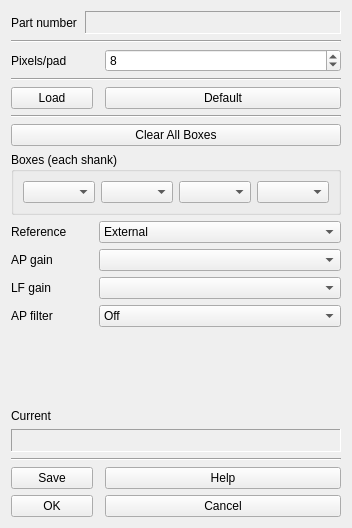
Qt form Forms/ShankEditTab.ui (billkarsh/SpikeGLX) before a commit.
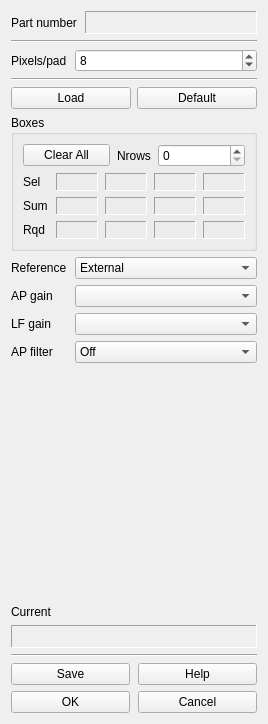
The same form after that commit.

What changed in the file:
```diff
--- a/Forms/ShankEditTab.ui
+++ b/Forms/ShankEditTab.ui
@@ -6,18 +6,112 @@
    <rect>
     <x>0</x>
     <y>0</y>
-    <width>222</width>
-    <height>528</height>
+    <width>268</width>
+    <height>724</height>
    </rect>
   </property>
+  <property name="sizePolicy">
+   <sizepolicy hsizetype="MinimumExpanding" vsizetype="Preferred">
+    <horstretch>0</horstretch>
+    <verstretch>0</verstretch>
+   </sizepolicy>
+  </property>
   <property name="windowTitle">
    <string>Form</string>
   </property>
-  <layout class="QGridLayout" name="gridLayout">
-   <item row="1" column="0" colspan="4">
+  <layout class="QGridLayout" name="gridLayout_4">
+   <item row="0" column="0">
+    <layout class="QHBoxLayout" name="horizontalLayout">
+     <property name="spacing">
+      <number>8</number>
+     </property>
+     <item>
+      <widget class="QLabel" name="prbHdr">
+       <property name="sizePolicy">
+        <sizepolicy hsizetype="Preferred" vsizetype="Preferred">
+         <horstretch>0</horstretch>
+         <verstretch>0</verstretch>
+        </sizepolicy>
+       </property>
+       <property name="text">
+        <string>Part number</string>
+       </property>
+      </widget>
+     </item>
+     <item>
+      <widget class="QLabel" name="prbLbl">
+       <property name="enabled">
+        <bool>true</bool>
+       </property>
+       <property name="sizePolicy">
+        <sizepolicy hsizetype="MinimumExpanding" vsizetype="Fixed">
+         <horstretch>1</horstretch>
+         <verstretch>0</verstretch>
+        </sizepolicy>
+       </property>
+       <property name="minimumSize">
+        <size>
+         <width>0</width>
+         <height>23</height>
+        </size>
+       </property>
+       <property name="palette">
+        <palette>
+         <active>
+          <colorrole role="WindowText">
+           <brush brushstyle="SolidPattern">
+            <color alpha="255">
+             <red>71</red>
+             <green>3</green>
+             <blue>34</blue>
+            </color>
+           </brush>
+          </colorrole>
+         </active>
+         <inactive>
+          <colorrole role="WindowText">
+           <brush brushstyle="SolidPattern">
+            <color alpha="255">
+             <red>71</red>
+             <green>3</green>
+             <blue>34</blue>
+            </color>
+           </brush>
+          </colorrole>
+         </inactive>
+         <disabled>
+          <colorrole role="WindowText">
+           <brush brushstyle="SolidPattern">
+            <color alpha="255">
+             <red>106</red>
+             <green>104</green>
+             <blue>100</blue>
+            </color>
+           </brush>
+          </colorrole>
+         </disabled>
+        </palette>
+       </property>
+       <property name="frameShape">
+        <enum>QFrame::Panel</enum>
+       </property>
+       <property name="frameShadow">
+        <enum>QFrame::Sunken</enum>
+       </property>
+       <property name="lineWidth">
+        <number>1</number>
+       </property>
+       <property name="text">
+        <string/>
+       </property>
+      </widget>
+     </item>
+    </layout>
+   </item>
+   <item row="1" column="0">
     <widget class="Line" name="line_3">
      <property name="sizePolicy">
-      <sizepolicy hsizetype="MinimumExpanding" vsizetype="Fixed">
+      <sizepolicy hsizetype="Expanding" vsizetype="Fixed">
        <horstretch>0</horstretch>
        <verstretch>0</verstretch>
       </sizepolicy>
@@ -34,16 +128,21 @@
     </widget>
    </item>
    <item row="2" column="0">
+    <layout class="QHBoxLayout" name="horizontalLayout_2">
+     <property name="spacing">
+      <number>8</number>
+     </property>
+     <item>
     <widget class="QLabel" name="label_6">
      <property name="text">
       <string>Pixels/pad</string>
      </property>
     </widget>
    </item>
-   <item row="2" column="3">
+     <item>
     <widget class="QSpinBox" name="ypixSB">
      <property name="sizePolicy">
-      <sizepolicy hsizetype="Expanding" vsizetype="Fixed">
+        <sizepolicy hsizetype="MinimumExpanding" vsizetype="Fixed">
        <horstretch>0</horstretch>
        <verstretch>0</verstretch>
       </sizepolicy>
@@ -65,10 +164,12 @@
      </property>
     </widget>
    </item>
-   <item row="3" column="0" colspan="4">
+    </layout>
+   </item>
+   <item row="3" column="0">
     <widget class="Line" name="line_4">
      <property name="sizePolicy">
-      <sizepolicy hsizetype="MinimumExpanding" vsizetype="Fixed">
+      <sizepolicy hsizetype="Expanding" vsizetype="Fixed">
        <horstretch>0</horstretch>
        <verstretch>0</verstretch>
       </sizepolicy>
@@ -84,10 +185,12 @@
      </property>
     </widget>
    </item>
-   <item row="4" column="0" colspan="2">
+   <item row="4" column="0">
+    <layout class="QHBoxLayout" name="horizontalLayout_3">
+     <item>
     <widget class="QPushButton" name="loadBut">
      <property name="sizePolicy">
-      <sizepolicy hsizetype="Preferred" vsizetype="Fixed">
+        <sizepolicy hsizetype="Expanding" vsizetype="Fixed">
        <horstretch>0</horstretch>
        <verstretch>0</verstretch>
       </sizepolicy>
@@ -100,10 +203,10 @@
      </property>
     </widget>
    </item>
-   <item row="4" column="3">
+     <item>
     <widget class="QPushButton" name="defBut">
      <property name="sizePolicy">
-      <sizepolicy hsizetype="Preferred" vsizetype="Fixed">
+        <sizepolicy hsizetype="Expanding" vsizetype="Fixed">
        <horstretch>0</horstretch>
        <verstretch>0</verstretch>
       </sizepolicy>
@@ -116,141 +219,423 @@
      </property>
     </widget>
    </item>
-   <item row="5" column="0" colspan="4">
-    <widget class="Line" name="line">
+    </layout>
+   </item>
+   <item row="5" column="0">
+    <widget class="QGroupBox" name="groupBox">
      <property name="sizePolicy">
-      <sizepolicy hsizetype="MinimumExpanding" vsizetype="Fixed">
+      <sizepolicy hsizetype="MinimumExpanding" vsizetype="Preferred">
        <horstretch>0</horstretch>
        <verstretch>0</verstretch>
       </sizepolicy>
      </property>
-     <property name="minimumSize">
-      <size>
-       <width>20</width>
-       <height>0</height>
-      </size>
-     </property>
-     <property name="orientation">
-      <enum>Qt::Horizontal</enum>
-     </property>
-    </widget>
-   </item>
-   <item row="7" column="0" colspan="4">
-    <widget class="QGroupBox" name="bxGB">
      <property name="title">
-      <string>Boxes (each shank)</string>
+      <string>Boxes</string>
      </property>
-     <layout class="QHBoxLayout" name="horizontalLayout_2">
-      <item>
-       <widget class="QComboBox" name="bx0CB">
-        <property name="sizePolicy">
-         <sizepolicy hsizetype="Expanding" vsizetype="Fixed">
-          <horstretch>0</horstretch>
-          <verstretch>0</verstretch>
-         </sizepolicy>
-        </property>
+     <layout class="QGridLayout" name="gridLayout">
+      <property name="horizontalSpacing">
+       <number>7</number>
+      </property>
+      <item row="1" column="3">
+       <widget class="QLabel" name="sel2">
+        <property name="minimumSize">
+         <size>
+          <width>42</width>
+          <height>18</height>
+         </size>
+        </property>
+        <property name="frameShape">
+         <enum>QFrame::Panel</enum>
+        </property>
+        <property name="frameShadow">
+         <enum>QFrame::Sunken</enum>
+        </property>
+        <property name="lineWidth">
+         <number>1</number>
+        </property>
+        <property name="text">
+         <string/>
+        </property>
        </widget>
       </item>
-      <item>
-       <widget class="QComboBox" name="bx1CB">
-        <property name="sizePolicy">
-         <sizepolicy hsizetype="Expanding" vsizetype="Fixed">
-          <horstretch>0</horstretch>
-          <verstretch>0</verstretch>
-         </sizepolicy>
+      <item row="2" column="0">
+       <widget class="QLabel" name="label_8">
+        <property name="text">
+         <string>Sum</string>
         </property>
        </widget>
       </item>
-      <item>
-       <widget class="QComboBox" name="bx2CB">
-        <property name="sizePolicy">
-         <sizepolicy hsizetype="Expanding" vsizetype="Fixed">
-          <horstretch>0</horstretch>
-          <verstretch>0</verstretch>
-         </sizepolicy>
+      <item row="1" column="1">
+       <widget class="QLabel" name="sel0">
+        <property name="minimumSize">
+         <size>
+          <width>42</width>
+          <height>18</height>
+         </size>
         </property>
+        <property name="frameShape">
+         <enum>QFrame::Panel</enum>
+        </property>
+        <property name="frameShadow">
+         <enum>QFrame::Sunken</enum>
+        </property>
+        <property name="lineWidth">
+         <number>1</number>
+        </property>
+        <property name="text">
+         <string/>
+        </property>
        </widget>
       </item>
-      <item>
-       <widget class="QComboBox" name="bx3CB">
-        <property name="sizePolicy">
-         <sizepolicy hsizetype="Expanding" vsizetype="Fixed">
-          <horstretch>0</horstretch>
-          <verstretch>0</verstretch>
-         </sizepolicy>
+      <item row="1" column="0">
+       <widget class="QLabel" name="label_7">
+        <property name="text">
+         <string>Sel</string>
         </property>
        </widget>
       </item>
-     </layout>
-    </widget>
-   </item>
-   <item row="8" column="0">
-    <widget class="QLabel" name="label_3">
+      <item row="3" column="0">
+       <widget class="QLabel" name="label_9">
+        <property name="text">
+         <string>Rqd</string>
+        </property>
+       </widget>
+      </item>
+      <item row="1" column="2">
+       <widget class="QLabel" name="sel1">
+        <property name="minimumSize">
+         <size>
+          <width>42</width>
+          <height>18</height>
+         </size>
+        </property>
+        <property name="frameShape">
+         <enum>QFrame::Panel</enum>
+        </property>
+        <property name="frameShadow">
+         <enum>QFrame::Sunken</enum>
+        </property>
+        <property name="lineWidth">
+         <number>1</number>
+        </property>
      <property name="text">
-      <string>Reference</string>
+         <string/>
      </property>
     </widget>
    </item>
-   <item row="8" column="2" colspan="2">
-    <widget class="QComboBox" name="rfCB">
+      <item row="1" column="4">
+       <widget class="QLabel" name="sel3">
+        <property name="minimumSize">
+         <size>
+          <width>42</width>
+          <height>18</height>
+         </size>
+        </property>
+        <property name="frameShape">
+         <enum>QFrame::Panel</enum>
+        </property>
+        <property name="frameShadow">
+         <enum>QFrame::Sunken</enum>
+        </property>
+        <property name="lineWidth">
+         <number>1</number>
+        </property>
+        <property name="text">
+         <string/>
+        </property>
+       </widget>
+      </item>
+      <item row="2" column="1">
+       <widget class="QLabel" name="sum0">
+        <property name="minimumSize">
+         <size>
+          <width>42</width>
+          <height>18</height>
+         </size>
+        </property>
+        <property name="frameShape">
+         <enum>QFrame::Panel</enum>
+        </property>
+        <property name="frameShadow">
+         <enum>QFrame::Sunken</enum>
+        </property>
+        <property name="lineWidth">
+         <number>1</number>
+        </property>
+        <property name="text">
+         <string/>
+        </property>
+       </widget>
+      </item>
+      <item row="2" column="2">
+       <widget class="QLabel" name="sum1">
+        <property name="minimumSize">
+         <size>
+          <width>42</width>
+          <height>18</height>
+         </size>
+        </property>
+        <property name="frameShape">
+         <enum>QFrame::Panel</enum>
+        </property>
+        <property name="frameShadow">
+         <enum>QFrame::Sunken</enum>
+        </property>
+        <property name="lineWidth">
+         <number>1</number>
+        </property>
+        <property name="text">
+         <string/>
+        </property>
+       </widget>
+      </item>
+      <item row="2" column="3">
+       <widget class="QLabel" name="sum2">
+        <property name="minimumSize">
+         <size>
+          <width>42</width>
+          <height>18</height>
+         </size>
+        </property>
+        <property name="frameShape">
+         <enum>QFrame::Panel</enum>
+        </property>
+        <property name="frameShadow">
+         <enum>QFrame::Sunken</enum>
+        </property>
+        <property name="lineWidth">
+         <number>1</number>
+        </property>
+        <property name="text">
+         <string/>
+        </property>
+       </widget>
+      </item>
+      <item row="2" column="4">
+       <widget class="QLabel" name="sum3">
+        <property name="minimumSize">
+         <size>
+          <width>42</width>
+          <height>18</height>
+         </size>
+        </property>
+        <property name="frameShape">
+         <enum>QFrame::Panel</enum>
+        </property>
+        <property name="frameShadow">
+         <enum>QFrame::Sunken</enum>
+        </property>
+        <property name="lineWidth">
+         <number>1</number>
+        </property>
+        <property name="text">
+         <string/>
+        </property>
+       </widget>
+      </item>
+      <item row="3" column="1">
+       <widget class="QLabel" name="rqd0">
+        <property name="minimumSize">
+         <size>
+          <width>42</width>
+          <height>18</height>
+         </size>
+        </property>
+        <property name="frameShape">
+         <enum>QFrame::Panel</enum>
+        </property>
+        <property name="frameShadow">
+         <enum>QFrame::Sunken</enum>
+        </property>
+        <property name="lineWidth">
+         <number>1</number>
+        </property>
+        <property name="text">
+         <string/>
+        </property>
+       </widget>
+      </item>
+      <item row="3" column="2">
+       <widget class="QLabel" name="rqd1">
+        <property name="minimumSize">
+         <size>
+          <width>42</width>
+          <height>18</height>
+         </size>
+        </property>
+        <property name="frameShape">
+         <enum>QFrame::Panel</enum>
+        </property>
+        <property name="frameShadow">
+         <enum>QFrame::Sunken</enum>
+        </property>
+        <property name="lineWidth">
+         <number>1</number>
+        </property>
+        <property name="text">
+         <string/>
+        </property>
+       </widget>
+      </item>
+      <item row="3" column="3">
+       <widget class="QLabel" name="rqd2">
+        <property name="minimumSize">
+         <size>
+          <width>42</width>
+          <height>18</height>
+         </size>
+        </property>
+        <property name="frameShape">
+         <enum>QFrame::Panel</enum>
+        </property>
+        <property name="frameShadow">
+         <enum>QFrame::Sunken</enum>
+        </property>
+        <property name="lineWidth">
+         <number>1</number>
+        </property>
+        <property name="text">
+         <string/>
+        </property>
+       </widget>
+      </item>
+      <item row="3" column="4">
+       <widget class="QLabel" name="rqd3">
+        <property name="minimumSize">
+         <size>
+          <width>42</width>
+          <height>18</height>
+         </size>
+        </property>
+        <property name="frameShape">
+         <enum>QFrame::Panel</enum>
+        </property>
+        <property name="frameShadow">
+         <enum>QFrame::Sunken</enum>
+        </property>
+        <property name="lineWidth">
+         <number>1</number>
+        </property>
+        <property name="text">
+         <string/>
+        </property>
+       </widget>
+      </item>
+      <item row="0" column="0" colspan="5">
+       <layout class="QHBoxLayout" name="horizontalLayout_4">
+        <property name="spacing">
+         <number>7</number>
+        </property>
+        <item>
+         <widget class="QPushButton" name="clearBut">
      <property name="sizePolicy">
       <sizepolicy hsizetype="Expanding" vsizetype="Fixed">
        <horstretch>0</horstretch>
        <verstretch>0</verstretch>
       </sizepolicy>
      </property>
+          <property name="toolTip">
+           <string>Clear boxes</string>
+          </property>
+          <property name="text">
+           <string>Clear All</string>
+          </property>
+         </widget>
+        </item>
      <item>
+         <widget class="QLabel" name="label_2">
       <property name="text">
-       <string>External</string>
-      </property>
-     </item>
-    </widget>
-   </item>
-   <item row="9" column="0">
+           <string>Nrows</string>
+          </property>
+         </widget>
+        </item>
+        <item>
+         <widget class="QSpinBox" name="rowsSB">
+          <property name="sizePolicy">
+           <sizepolicy hsizetype="MinimumExpanding" vsizetype="Fixed">
+            <horstretch>0</horstretch>
+            <verstretch>0</verstretch>
+           </sizepolicy>
+          </property>
+         </widget>
+        </item>
+       </layout>
+      </item>
+     </layout>
+    </widget>
+   </item>
+   <item row="6" column="0">
+    <layout class="QGridLayout" name="gridLayout_3">
+     <property name="horizontalSpacing">
+      <number>8</number>
+     </property>
+     <item row="1" column="0">
     <widget class="QLabel" name="label">
      <property name="text">
       <string>AP gain</string>
      </property>
     </widget>
    </item>
-   <item row="9" column="2" colspan="2">
-    <widget class="QComboBox" name="apCB">
+     <item row="0" column="1">
+      <widget class="QComboBox" name="rfCB">
      <property name="sizePolicy">
-      <sizepolicy hsizetype="Expanding" vsizetype="Fixed">
+        <sizepolicy hsizetype="MinimumExpanding" vsizetype="Fixed">
        <horstretch>0</horstretch>
        <verstretch>0</verstretch>
       </sizepolicy>
      </property>
-    </widget>
-   </item>
-   <item row="10" column="0">
+       <item>
+        <property name="text">
+         <string>External</string>
+        </property>
+       </item>
+      </widget>
+     </item>
+     <item row="2" column="0">
     <widget class="QLabel" name="label_4">
      <property name="text">
       <string>LF gain</string>
      </property>
     </widget>
    </item>
-   <item row="10" column="2" colspan="2">
+     <item row="1" column="1">
+      <widget class="QComboBox" name="apCB">
+       <property name="sizePolicy">
+        <sizepolicy hsizetype="MinimumExpanding" vsizetype="Fixed">
+         <horstretch>0</horstretch>
+         <verstretch>0</verstretch>
+        </sizepolicy>
+       </property>
+      </widget>
+     </item>
+     <item row="2" column="1">
     <widget class="QComboBox" name="lfCB">
      <property name="sizePolicy">
-      <sizepolicy hsizetype="Expanding" vsizetype="Fixed">
+        <sizepolicy hsizetype="MinimumExpanding" vsizetype="Fixed">
        <horstretch>0</horstretch>
        <verstretch>0</verstretch>
       </sizepolicy>
      </property>
     </widget>
    </item>
-   <item row="11" column="0">
+     <item row="0" column="0">
+      <widget class="QLabel" name="label_3">
+       <property name="text">
+        <string>Reference</string>
+       </property>
+      </widget>
+     </item>
+     <item row="3" column="0">
     <widget class="QLabel" name="label_5">
      <property name="text">
       <string>AP filter</string>
      </property>
     </widget>
    </item>
-   <item row="11" column="2" colspan="2">
+     <item row="3" column="1">
     <widget class="QComboBox" name="hpCB">
      <property name="sizePolicy">
-      <sizepolicy hsizetype="Expanding" vsizetype="Fixed">
+        <sizepolicy hsizetype="MinimumExpanding" vsizetype="Fixed">
        <horstretch>0</horstretch>
        <verstretch>0</verstretch>
       </sizepolicy>
@@ -267,7 +652,9 @@
      </item>
     </widget>
    </item>
-   <item row="12" column="1">
+    </layout>
+   </item>
+   <item row="7" column="0">
     <spacer name="verticalSpacer">
      <property name="orientation">
       <enum>Qt::Vertical</enum>
@@ -275,12 +662,12 @@
      <property name="sizeHint" stdset="0">
       <size>
        <width>20</width>
-       <height>198</height>
+       <height>186</height>
       </size>
      </property>
     </spacer>
    </item>
-   <item row="13" column="0">
+   <item row="8" column="0">
     <widget class="QLabel" name="curTag">
      <property name="sizePolicy">
       <sizepolicy hsizetype="Preferred" vsizetype="Preferred">
@@ -293,10 +680,78 @@
      </property>
     </widget>
    </item>
-   <item row="15" column="0" colspan="4">
+   <item row="9" column="0">
+    <widget class="QLabel" name="curLbl">
+     <property name="enabled">
+      <bool>true</bool>
+     </property>
+     <property name="sizePolicy">
+      <sizepolicy hsizetype="Expanding" vsizetype="Fixed">
+       <horstretch>1</horstretch>
+       <verstretch>0</verstretch>
+      </sizepolicy>
+     </property>
+     <property name="minimumSize">
+      <size>
+       <width>0</width>
+       <height>23</height>
+      </size>
+     </property>
+     <property name="palette">
+      <palette>
+       <active>
+        <colorrole role="WindowText">
+         <brush brushstyle="SolidPattern">
+          <color alpha="255">
+           <red>71</red>
+           <green>3</green>
+           <blue>34</blue>
+          </color>
+         </brush>
+        </colorrole>
+       </active>
+       <inactive>
+        <colorrole role="WindowText">
+         <brush brushstyle="SolidPattern">
+          <color alpha="255">
+           <red>71</red>
+           <green>3</green>
+           <blue>34</blue>
+          </color>
+         </brush>
+        </colorrole>
+       </inactive>
+       <disabled>
+        <colorrole role="WindowText">
+         <brush brushstyle="SolidPattern">
+          <color alpha="255">
+           <red>106</red>
+           <green>104</green>
+           <blue>100</blue>
+          </color>
+         </brush>
+        </colorrole>
+       </disabled>
+      </palette>
+     </property>
+     <property name="frameShape">
+      <enum>QFrame::Panel</enum>
+     </property>
+     <property name="frameShadow">
+      <enum>QFrame::Sunken</enum>
+     </property>
+     <property name="lineWidth">
+      <number>1</number>
+     </property>
+     <property name="text">
+      <string/>
+     </property>
+    </widget>
+   </item>
+   <item row="10" column="0">
     <widget class="Line" name="line_2">
      <property name="sizePolicy">
-      <sizepolicy hsizetype="MinimumExpanding" vsizetype="Fixed">
+      <sizepolicy hsizetype="Expanding" vsizetype="Fixed">
        <horstretch>0</horstretch>
        <verstretch>0</verstretch>
       </sizepolicy>
@@ -312,10 +767,15 @@
      </property>
     </widget>
    </item>
-   <item row="16" column="0" colspan="2">
+   <item row="11" column="0">
+    <layout class="QGridLayout" name="gridLayout_2">
+     <property name="horizontalSpacing">
+      <number>8</number>
+     </property>
+     <item row="0" column="0">
     <widget class="QPushButton" name="saveBut">
      <property name="sizePolicy">
-      <sizepolicy hsizetype="Preferred" vsizetype="Fixed">
+        <sizepolicy hsizetype="Expanding" vsizetype="Fixed">
        <horstretch>0</horstretch>
        <verstretch>0</verstretch>
       </sizepolicy>
@@ -328,23 +788,10 @@
      </property>
     </widget>
    </item>
-   <item row="16" column="3">
-    <widget class="QPushButton" name="helpBut">
-     <property name="sizePolicy">
-      <sizepolicy hsizetype="Preferred" vsizetype="Fixed">
-       <horstretch>0</horstretch>
-       <verstretch>0</verstretch>
-      </sizepolicy>
-     </property>
-     <property name="text">
-      <string>Help</string>
-     </property>
-    </widget>
-   </item>
-   <item row="17" column="0" colspan="2">
+     <item row="2" column="0">
     <widget class="QPushButton" name="okBut">
      <property name="sizePolicy">
-      <sizepolicy hsizetype="Preferred" vsizetype="Fixed">
+        <sizepolicy hsizetype="Expanding" vsizetype="Fixed">
        <horstretch>0</horstretch>
        <verstretch>0</verstretch>
       </sizepolicy>
@@ -357,10 +804,10 @@
      </property>
     </widget>
    </item>
-   <item row="17" column="3">
+     <item row="2" column="1">
     <widget class="QPushButton" name="cancelBut">
      <property name="sizePolicy">
-      <sizepolicy hsizetype="Preferred" vsizetype="Fixed">
+        <sizepolicy hsizetype="Expanding" vsizetype="Fixed">
        <horstretch>0</horstretch>
        <verstretch>0</verstretch>
       </sizepolicy>
@@ -373,178 +820,21 @@
      </property>
     </widget>
    </item>
-   <item row="0" column="0" colspan="4">
-    <layout class="QHBoxLayout" name="horizontalLayout">
-     <property name="spacing">
-      <number>8</number>
-     </property>
-     <item>
-      <widget class="QLabel" name="prbHdr">
-       <property name="sizePolicy">
-        <sizepolicy hsizetype="Preferred" vsizetype="Preferred">
-         <horstretch>0</horstretch>
-         <verstretch>0</verstretch>
-        </sizepolicy>
-       </property>
-       <property name="text">
-        <string>Part number</string>
-       </property>
-      </widget>
-     </item>
-     <item>
-      <widget class="QLabel" name="prbLbl">
-       <property name="enabled">
-        <bool>true</bool>
-       </property>
+     <item row="0" column="1">
+      <widget class="QPushButton" name="helpBut">
        <property name="sizePolicy">
         <sizepolicy hsizetype="Expanding" vsizetype="Fixed">
-         <horstretch>1</horstretch>
+         <horstretch>0</horstretch>
          <verstretch>0</verstretch>
         </sizepolicy>
        </property>
-       <property name="minimumSize">
-        <size>
-         <width>0</width>
-         <height>23</height>
-        </size>
-       </property>
-       <property name="palette">
-        <palette>
-         <active>
-          <colorrole role="WindowText">
-           <brush brushstyle="SolidPattern">
-            <color alpha="255">
-             <red>71</red>
-             <green>3</green>
-             <blue>34</blue>
-            </color>
-           </brush>
-          </colorrole>
-         </active>
-         <inactive>
-          <colorrole role="WindowText">
-           <brush brushstyle="SolidPattern">
-            <color alpha="255">
-             <red>71</red>
-             <green>3</green>
-             <blue>34</blue>
-            </color>
-           </brush>
-          </colorrole>
-         </inactive>
-         <disabled>
-          <colorrole role="WindowText">
-           <brush brushstyle="SolidPattern">
-            <color alpha="255">
-             <red>106</red>
-             <green>104</green>
-             <blue>100</blue>
-            </color>
-           </brush>
-          </colorrole>
-         </disabled>
-        </palette>
-       </property>
-       <property name="frameShape">
-        <enum>QFrame::Panel</enum>
-       </property>
-       <property name="frameShadow">
-        <enum>QFrame::Sunken</enum>
-       </property>
-       <property name="lineWidth">
-        <number>1</number>
-       </property>
        <property name="text">
-        <string/>
+        <string>Help</string>
        </property>
       </widget>
      </item>
     </layout>
    </item>
-   <item row="14" column="0" colspan="4">
-    <widget class="QLabel" name="curLbl">
-     <property name="enabled">
-      <bool>true</bool>
-     </property>
-     <property name="sizePolicy">
-      <sizepolicy hsizetype="Expanding" vsizetype="Fixed">
-       <horstretch>1</horstretch>
-       <verstretch>0</verstretch>
-      </sizepolicy>
-     </property>
-     <property name="minimumSize">
-      <size>
-       <width>0</width>
-       <height>23</height>
-      </size>
-     </property>
-     <property name="palette">
-      <palette>
-       <active>
-        <colorrole role="WindowText">
-         <brush brushstyle="SolidPattern">
-          <color alpha="255">
-           <red>71</red>
-           <green>3</green>
-           <blue>34</blue>
-          </color>
-         </brush>
-        </colorrole>
-       </active>
-       <inactive>
-        <colorrole role="WindowText">
-         <brush brushstyle="SolidPattern">
-          <color alpha="255">
-           <red>71</red>
-           <green>3</green>
-           <blue>34</blue>
-          </color>
-         </brush>
-        </colorrole>
-       </inactive>
-       <disabled>
-        <colorrole role="WindowText">
-         <brush brushstyle="SolidPattern">
-          <color alpha="255">
-           <red>106</red>
-           <green>104</green>
-           <blue>100</blue>
-          </color>
-         </brush>
-        </colorrole>
-       </disabled>
-      </palette>
-     </property>
-     <property name="frameShape">
-      <enum>QFrame::Panel</enum>
-     </property>
-     <property name="frameShadow">
-      <enum>QFrame::Sunken</enum>
-     </property>
-     <property name="lineWidth">
-      <number>1</number>
-     </property>
-     <property name="text">
-      <string/>
-     </property>
-    </widget>
-   </item>
-   <item row="6" column="0" colspan="4">
-    <widget class="QPushButton" name="clearBut">
-     <property name="sizePolicy">
-      <sizepolicy hsizetype="Preferred" vsizetype="Fixed">
-       <horstretch>0</horstretch>
-       <verstretch>0</verstretch>
-      </sizepolicy>
-     </property>
-     <property name="toolTip">
-      <string>Clear boxes</string>
-     </property>
-     <property name="text">
-      <string>Clear All Boxes</string>
-     </property>
-    </widget>
-   </item>
   </layout>
  </widget>
  <tabstops>
```
Left out of the diff: 5 changed lines with no effect on the pictures. Lines whose indentation alone changed are shown as unchanged.
